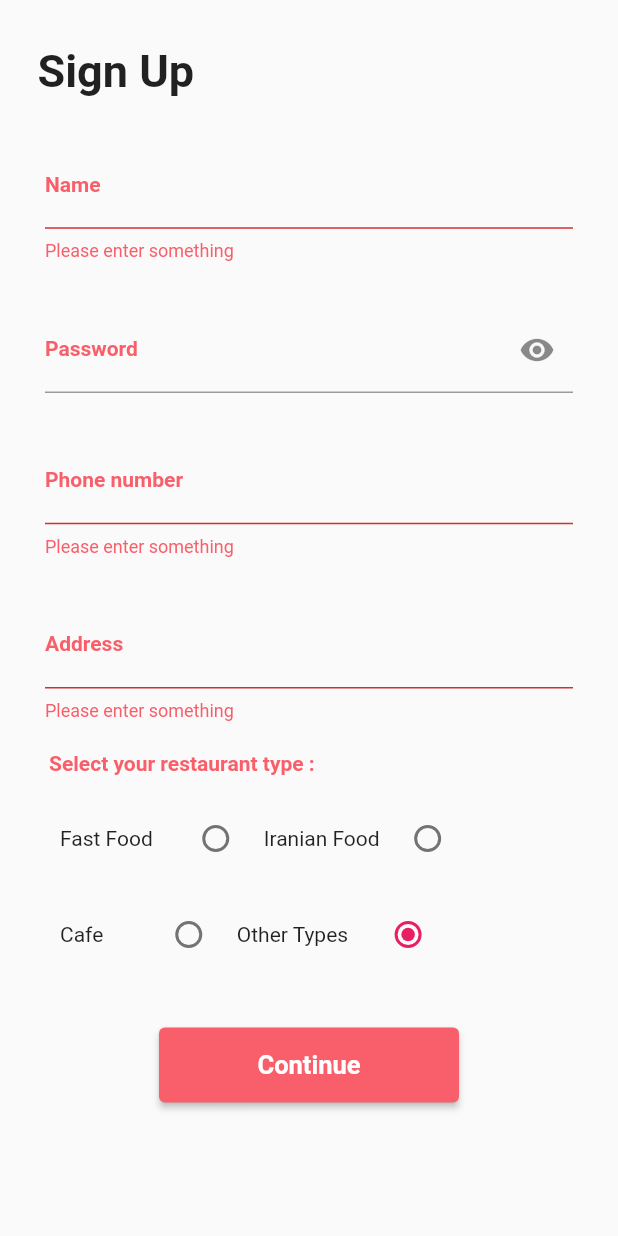
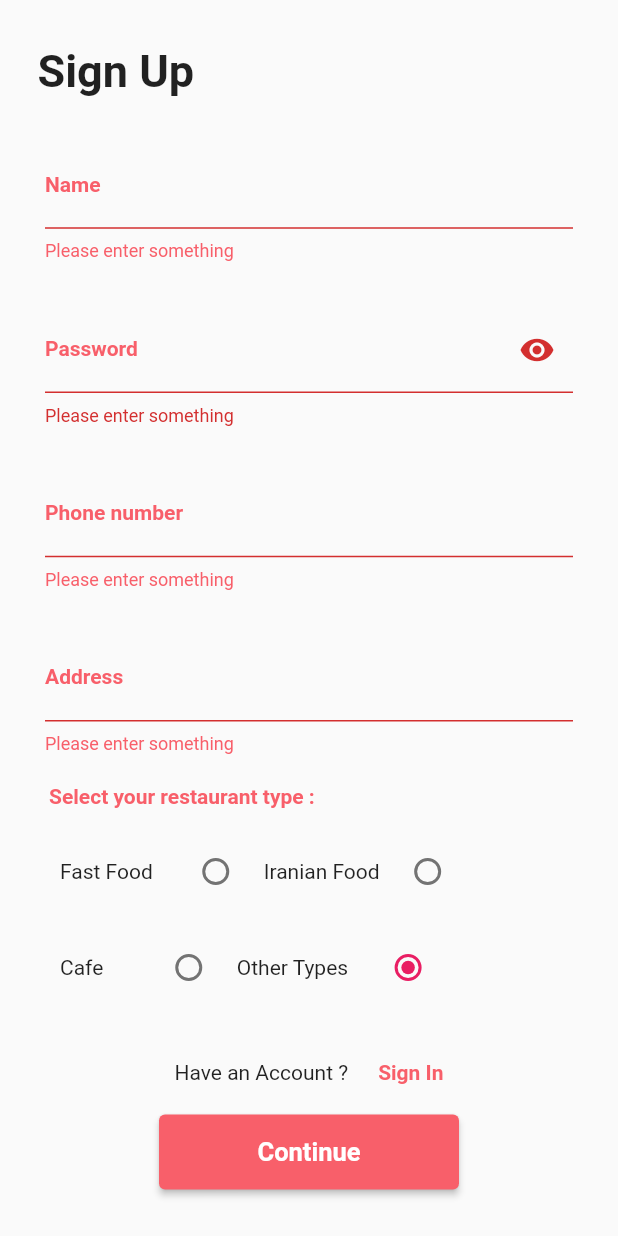
Before and after one commit to amir-r-z-a/chf-restaurant-App, a Flutter app: the screen it shows after launch, after a tap on "Continue", on a phone screen of 412 x 824 dp. Run offline on Flutter 3.47's test engine with Material 2 defaults, Android fonts, the phone set to English and light mode, and no system bars; missing offline and left inert: dart:html; accounts and stored records are empty.

Commit message:
gesture detector added to sign in String

```diff
--- a/lib/Screens/SignUpScreen.dart
+++ b/lib/Screens/SignUpScreen.dart
@@ -1,3 +1,4 @@
+import 'package:chfrestaurant/Classes/Accounts.dart';
 import 'package:chfrestaurant/Common/Text/MyTextFormField.dart';
 import 'package:chfrestaurant/Common/Text/TitleText.dart';
 import 'package:chfrestaurant/Common/Text/WhiteText.dart';
@@ -8,10 +9,12 @@ class SignUpScreen extends StatefulWidget {
   @override
   _SignUpScreenState createState() => _SignUpScreenState();
 }
+
 class _SignUpScreenState extends State<SignUpScreen> {
   var _formkey = GlobalKey<FormState>();
   int selectedRadio;
-  bool _isObscure = true ;
+  bool _isObscure = true;
+
   setSelectedRadio(int val) {
     setState(() {
       selectedRadio = val;
@@ -51,18 +54,27 @@ class _SignUpScreenState extends State<SignUpScreen> {
                       MyTextFormField(
                         "Name",
                         hint: "your name",
+                        index: 1,
                       ),
                       Padding(padding: EdgeInsets.all(15)),
                       TextFormField(
+                        validator: (String value) {
+                          if (value.isEmpty || value == null) {
+                            return "Please enter something";
+                          }
+                          return null;
+                        },
                         obscureText: _isObscure,
                         decoration: InputDecoration(
                           suffixIcon: IconButton(
-                            onPressed:() {
+                            onPressed: () {
                               setState(() {
                                 _isObscure = !_isObscure;
                               });
                             },
-                            icon: Icon(_isObscure ? Icons.visibility : Icons.visibility_off),
+                            icon: Icon(_isObscure
+                                ? Icons.visibility
+                                : Icons.visibility_off),
                           ),
                           labelText: "Password",
                           labelStyle: TextStyle(
@@ -79,17 +91,20 @@ class _SignUpScreenState extends State<SignUpScreen> {
                       Padding(padding: EdgeInsets.all(15)),
                       MyTextFormField(
                         "Phone number",
+                        index: 2,
                         hint: "your Phone number",
                       ),
                       Padding(padding: EdgeInsets.all(15)),
                       MyTextFormField(
                         "Address",
                         hint: "your Address",
+                        index: 3,
                       ),
                       Container(
-                          margin: EdgeInsets.fromLTRB(0, 20,166, 0),
-                          child: TitleText("Select your restaurant type : ",)
-                      ),
+                          margin: EdgeInsets.fromLTRB(0, 20, 166, 0),
+                          child: TitleText(
+                            "Select your restaurant type : ",
+                          )),
                       Container(
                         margin: EdgeInsets.only(top: 10),
                         child: Row(
@@ -166,6 +181,28 @@ class _SignUpScreenState extends State<SignUpScreen> {
                 ),
               ),
               Container(
+                margin: EdgeInsets.only(bottom: 20),
+                child: Row(
+                    mainAxisAlignment: MainAxisAlignment.center,
+                    children: [
+                    Text("Have an Account ?"),
+                Padding(padding: EdgeInsets.only(right: 20)),
+                GestureDetector(
+                  onTap: (){
+                    print("sign in taped");
+                  },
+                  child: Text(
+                    "Sign In",
+                    style: TextStyle(
+                      fontWeight: FontWeight.bold,
+                      fontSize: 14,
+                        color: Color.fromRGBO(248, 95, 106, 1)),
+                  ),
+                ),
+            ],
+          ),
+        ),
+        Container(
           margin: EdgeInsets.only(bottom: 50),
           child: ConstrainedBox(
             constraints: BoxConstraints.tightFor(width: 200, height: 50),
@@ -174,10 +211,11 @@ class _SignUpScreenState extends State<SignUpScreen> {
                 primary: Color.fromRGBO(248, 95, 106, 1),
               ),
               child: WhiteText("Continue"),
-                    onPressed: (){
-                        if(_formkey.currentState.validate()){
+              onPressed: () {
+                if (_formkey.currentState.validate()) {
                   setState(() {
                     _formkey.currentState.save();
+                    print("saved");
                   });
                 }
               },
@@ -186,8 +224,8 @@ class _SignUpScreenState extends State<SignUpScreen> {
         )
         ],
       ),
-        ),
-      ),
+    ),)
+    ,
     );
   }
 }
```
Lines whose indentation alone changed are shown as unchanged.
